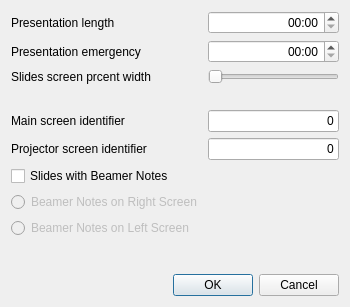
The window that optionsdialog.ui (ngvjai/qpdfpresenterconsole) describes before a commit, drawn with Qt 5.
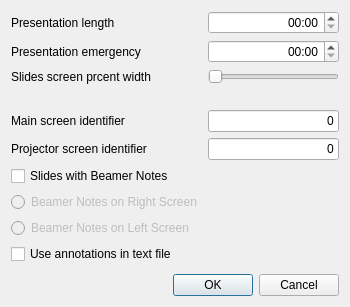
The same window after the commit.

Commit message:
Naive support for text file annotations
This commit brings the basis needed for text file annotations support.
Currently, no real data is processed, only adding parameters support,
configuration handling, and file detection.
Also updating documentation, of course. Locale not updated.

Diff of the .ui file:
```diff
--- a/optionsdialog.ui
+++ b/optionsdialog.ui
@@ -141,6 +141,13 @@
        </property>
       </widget>
      </item>
+     <item row="9" column="0">
+      <widget class="QCheckBox" name="chkTextAnnot">
+       <property name="text">
+        <string>Use annotations in text file</string>
+       </property>
+      </widget>
+     </item>
     </layout>
    </item>
    <item>
```
The commit also changes 14 other files.
